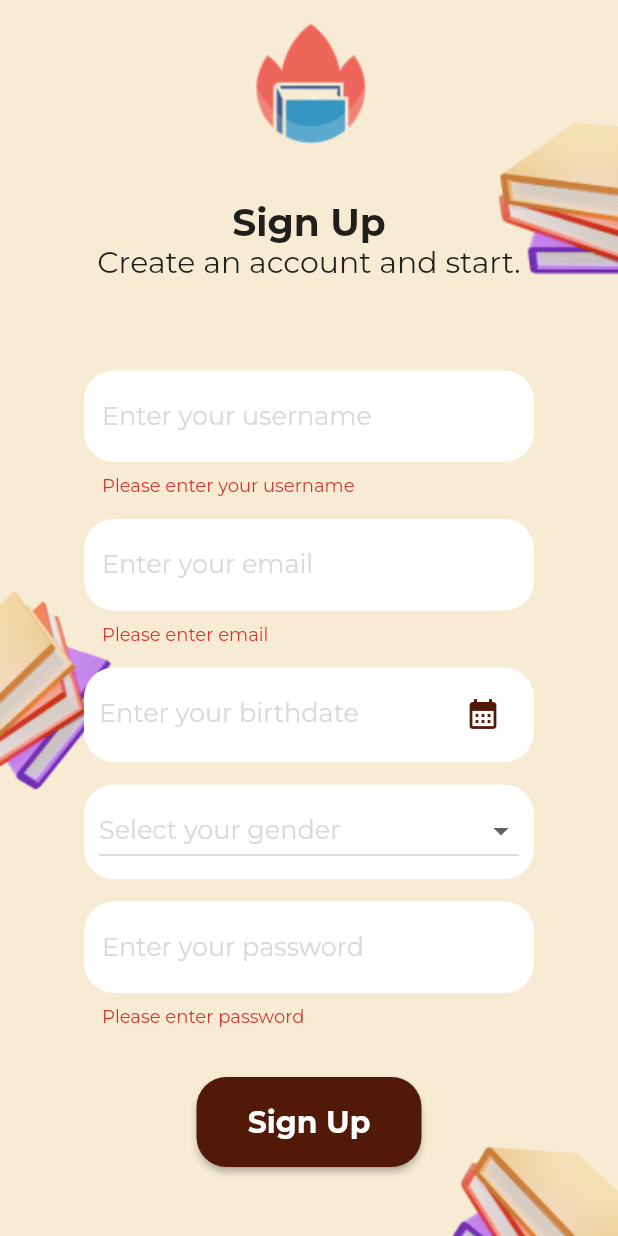
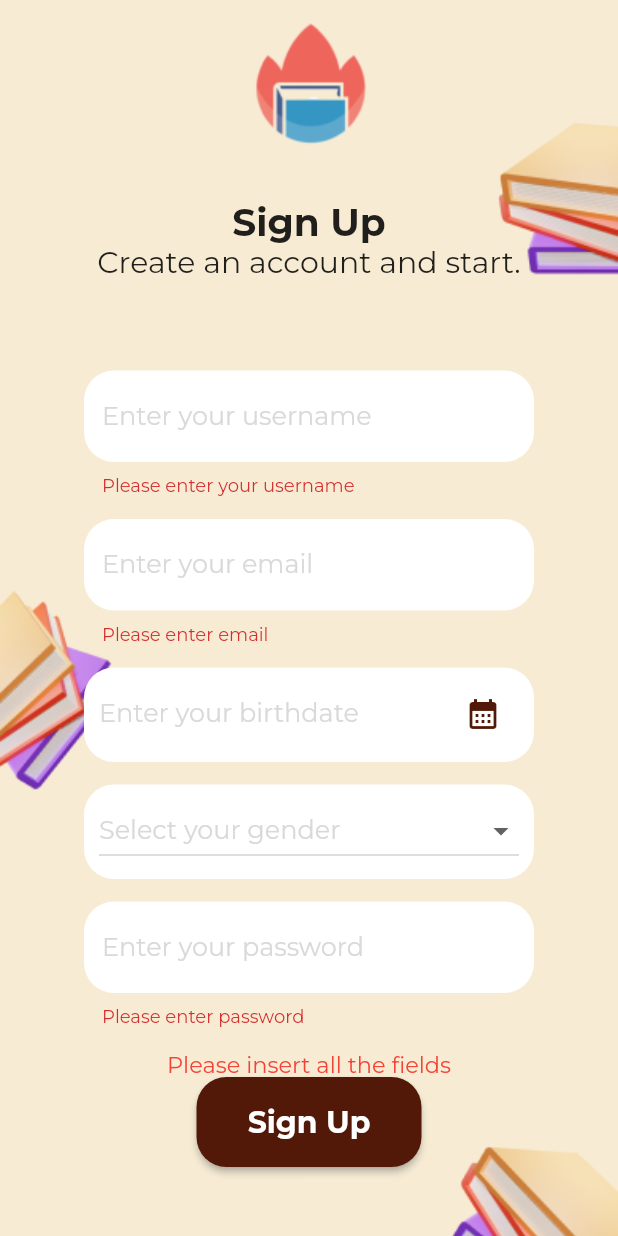
Before and after one commit to AndreaGon/6002CEM_Group6, a Flutter app: the Register screen opened directly, scrolled down 70 dp, after a tap on "Sign Up", on a phone screen of 412 x 824 dp. Run offline on Flutter 3.47's test engine with Material 2 defaults, Android fonts, the phone set to English and light mode, and no system bars; our stand-ins replace cloud_firestore, email_validator, firebase_auth, firebase_core, firebase_storage, fluttertoast and 3 more; missing offline and left inert: dart:ffi; accounts and stored records are empty.

Commit message:
working register validation

```diff
--- a/lib/view/login_register/login.dart
+++ b/lib/view/login_register/login.dart
@@ -7,6 +7,7 @@ import '../help_center/help_center.dart';
 import 'package:bookbridge/view_model/login_viewmodel.dart';
 import 'package:bookbridge/view/login_register/register.dart';
 import 'package:email_validator/email_validator.dart';
+import 'package:firebase_auth/firebase_auth.dart';
 
 class Login extends StatefulWidget {
   const Login({Key? key}) : super(key: key);
@@ -298,5 +299,6 @@ class _LoginState extends State<Login> {
           ),
         ),
       );
+
   }
 }
--- a/lib/view/login_register/register.dart
+++ b/lib/view/login_register/register.dart
@@ -27,14 +27,7 @@ class _RegisterState extends State<Register> {
 
   handleSubmit() async {
     //function for login credential handling before going to firebase auth
-    if (!registerFormKey.currentState!.validate() || _birthdateController==null || _genderController==null) {
-      if( _birthdateController==null || _genderController==''){
-        registerStatusText = "Please insert all the fields";
-        return;
-      }
-      return;
-    }
-
+    if (registerFormKey.currentState!.validate() && !_birthdateController.text.isEmpty && _genderController!=null) { //check if anything is empty
       final username = _usernameController.value.text;
       final email = _emailController.value.text;
       final birthdate = _birthdateController.value.text;
@@ -50,14 +43,23 @@ class _RegisterState extends State<Register> {
       if (registerStatusText == "ok") {
         //redirect to home page... succ method, might change ltr when have time
         Navigator.push(context, MaterialPageRoute(builder: (context) => HomePage()));
+        _loading = false;
       }else{
         setState(() {
-        _loading = false;
+          _loading = false; //for the loading progress bar
         });
       }
     }
+    else{
+      setState(() {
+        registerStatusText = "Please insert all the fields";
+        _loading = false; //for the loading progress bar
+      });
+      return;
+    }
+  }
 
-  hintTextColor(hint){
+  hintTextColor(hint){ //for changing hint color
     if(hint != "Enter your birthdate" && hint != "Select your gender"){
       return Colors.black;
     }else{
--- a/lib/view_model/login_viewmodel.dart
+++ b/lib/view_model/login_viewmodel.dart
@@ -22,7 +22,7 @@ class LoginVM{
           return "Incorrect password...";
       }
       else{
-        return "Some error occurred...";
+        return "Unknown error occurred...";
       }
     }
   }
--- a/lib/view_model/register_viewmodel.dart
+++ b/lib/view_model/register_viewmodel.dart
@@ -29,7 +29,7 @@ class RegisterVM {
         return "Email already registered, please login or register with another email!";
       }
       else{
-        return "Some error occurred...";
+        return "Unknown error occurred...";
       }
     }
   }
@@ -49,6 +49,4 @@ class RegisterVM {
 
     await docPost.set(postJson.toJson());
   }
-
-
 }
```
Also changed, not shown: pubspec.lock. Lines whose indentation alone changed are shown as unchanged.
